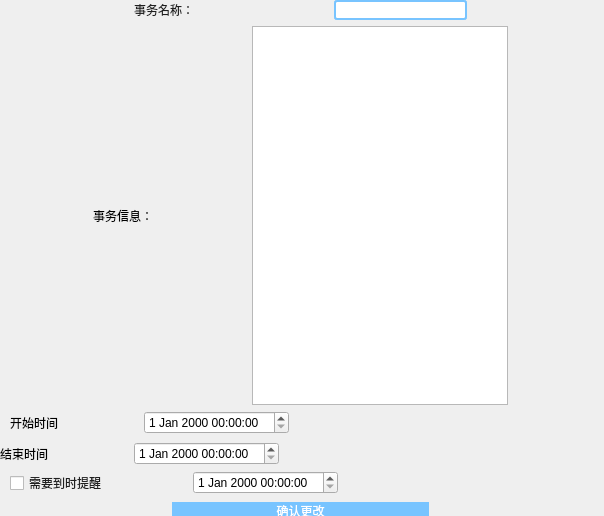
Old version of the form edit_sche_task.ui in the repository interestingLSY/DDL-Firewall.
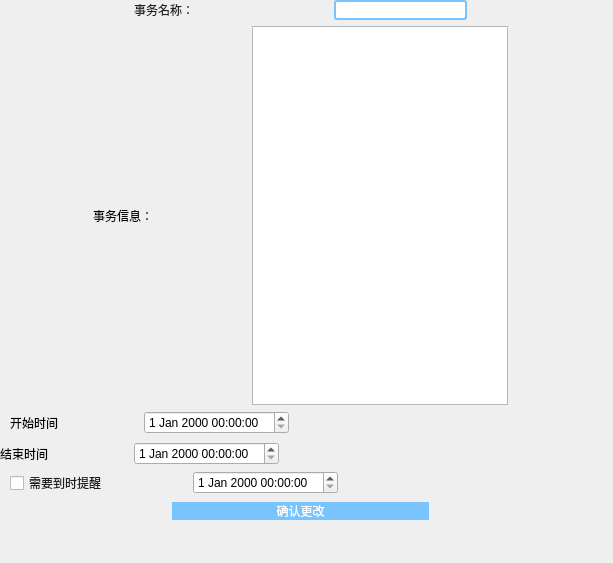
New version of the form.

Patch:
```diff
--- a/edit_sche_task.ui
+++ b/edit_sche_task.ui
@@ -6,8 +6,8 @@
    <rect>
     <x>0</x>
     <y>0</y>
-    <width>604</width>
-    <height>516</height>
+    <width>613</width>
+    <height>563</height>
    </rect>
   </property>
   <property name="windowTitle">
```
